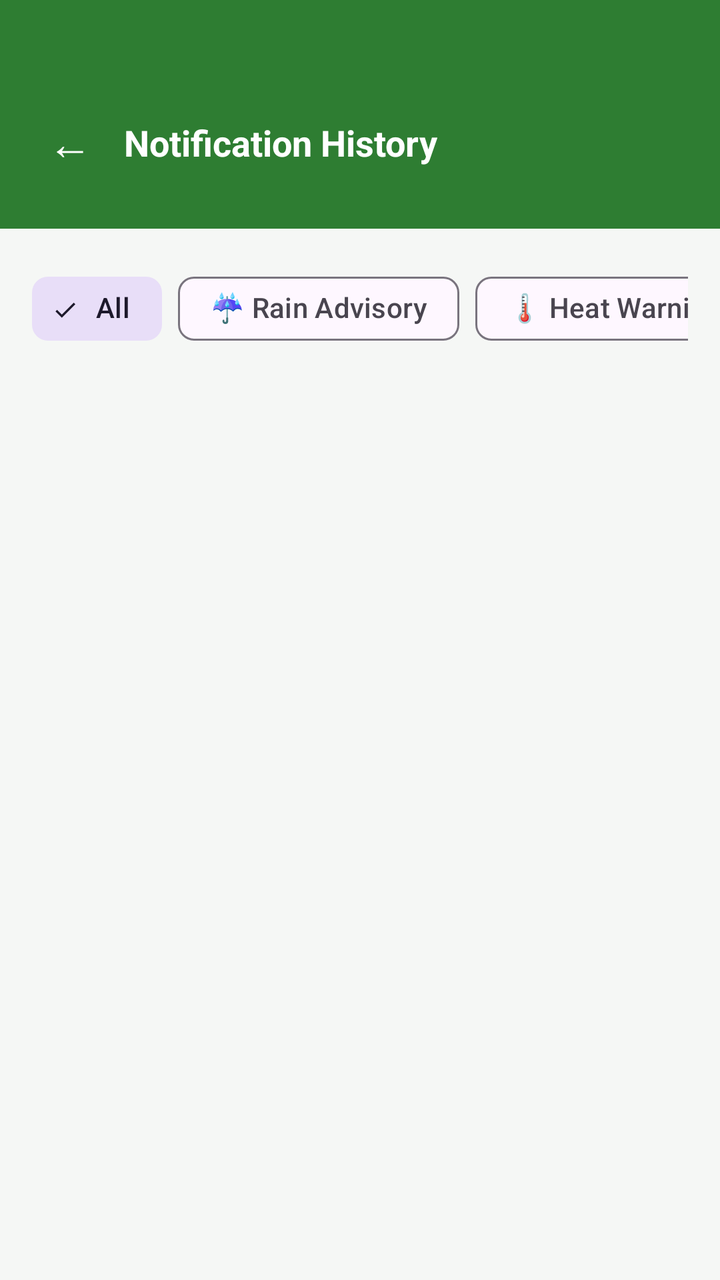
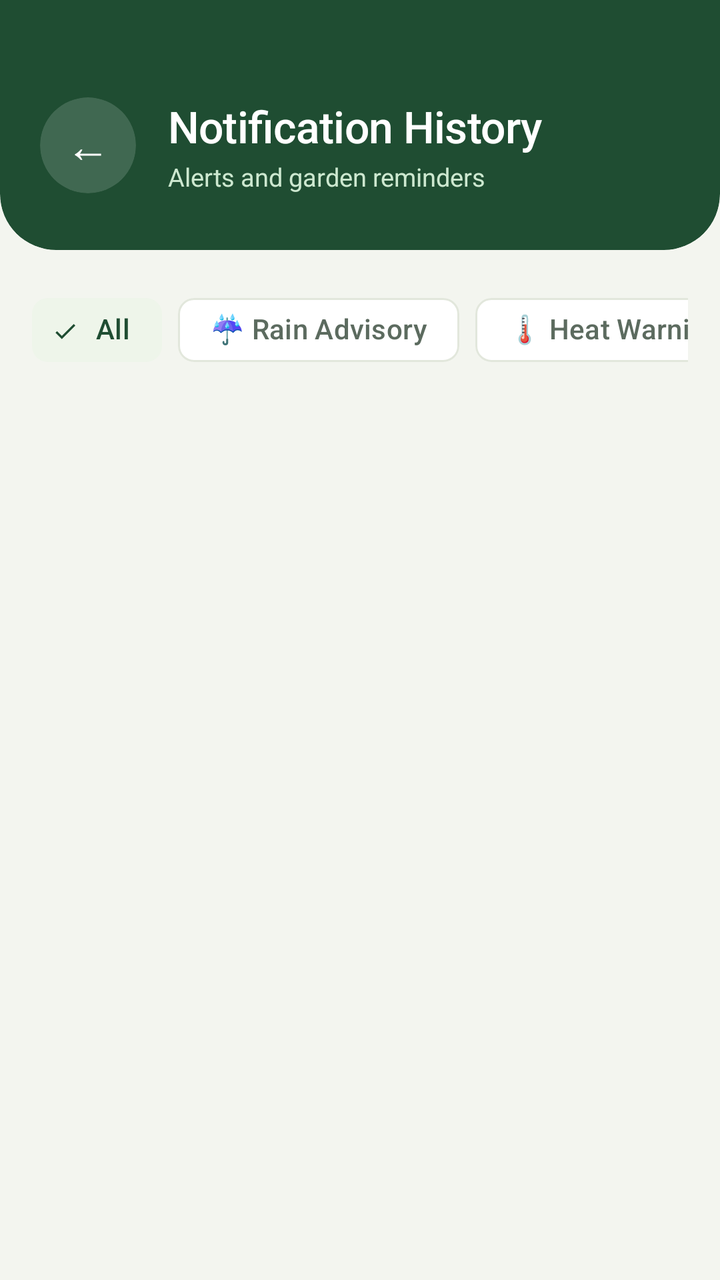

An Android layout rendered at two revisions. The XML below is the earlier revision; the diff shows what the commit changed to produce the second picture.
<!-- AndroidManifest.xml: application theme Theme.Vinland -->
<!-- res/layout/activity_notification_history.xml -->
<?xml version="1.0" encoding="utf-8"?>
<androidx.core.widget.NestedScrollView xmlns:android="http://schemas.android.com/apk/res/android"
    xmlns:app="http://schemas.android.com/apk/res-auto"
    android:layout_width="match_parent"
    android:layout_height="match_parent"
    android:background="#F5F7F5"
    android:clipToPadding="false"
    android:fillViewport="true">

    <LinearLayout
        android:layout_width="match_parent"
        android:layout_height="wrap_content"
        android:orientation="vertical">

        
        <LinearLayout
            android:layout_width="match_parent"
            android:layout_height="wrap_content"
            android:orientation="horizontal"
            android:gravity="center_vertical"
            android:background="#2E7D32"
            android:paddingTop="48dp"
            android:paddingBottom="20dp"
            android:paddingHorizontal="16dp">

            <TextView
                android:id="@+id/tvBack"
                android:layout_width="wrap_content"
                android:layout_height="wrap_content"
                android:text="←"
                android:textSize="22sp"
                android:textColor="#FFFFFF"
                android:padding="8dp" />

            <TextView
                android:layout_width="wrap_content"
                android:layout_height="wrap_content"
                android:layout_marginStart="8dp"
                android:text="Notification History"
                android:textSize="18sp"
                android:textStyle="bold"
                android:textColor="#FFFFFF" />
        </LinearLayout>

        <LinearLayout
            android:layout_width="match_parent"
            android:layout_height="wrap_content"
            android:orientation="vertical"
            android:paddingHorizontal="16dp"
            android:paddingTop="16dp"
            android:paddingBottom="40dp">

            
            <HorizontalScrollView
                android:layout_width="match_parent"
                android:layout_height="wrap_content"
                android:scrollbars="none"
                android:overScrollMode="never"
                android:layout_marginBottom="12dp">

                <com.google.android.material.chip.ChipGroup
                    android:id="@+id/chipGroupCategory"
                    android:layout_width="wrap_content"
                    android:layout_height="wrap_content"
                    app:singleSelection="true"
                    app:selectionRequired="true"
                    app:checkedChip="@+id/chipAll">

                    <com.google.android.material.chip.Chip
                        android:id="@+id/chipAll"
                        style="@style/Widget.Material3.Chip.Filter"
                        android:layout_width="wrap_content"
                        android:layout_height="wrap_content"
                        android:text="All"
                        android:checked="true" />

                    <com.google.android.material.chip.Chip
                        android:id="@+id/chipRain"
                        style="@style/Widget.Material3.Chip.Filter"
                        android:layout_width="wrap_content"
                        android:layout_height="wrap_content"
                        android:text="☔ Rain Advisory" />

                    <com.google.android.material.chip.Chip
                        android:id="@+id/chipHeat"
                        style="@style/Widget.Material3.Chip.Filter"
                        android:layout_width="wrap_content"
                        android:layout_height="wrap_content"
                        android:text="🌡️ Heat Warning" />

                    <com.google.android.material.chip.Chip
                        android:id="@+id/chipHumidity"
                        style="@style/Widget.Material3.Chip.Filter"
                        android:layout_width="wrap_content"
                        android:layout_height="wrap_content"
                        android:text="🌿 Humidity Alert" />

                    <com.google.android.material.chip.Chip
                        android:id="@+id/chipGeneral"
                        style="@style/Widget.Material3.Chip.Filter"
                        android:layout_width="wrap_content"
                        android:layout_height="wrap_content"
                        android:text="🔔 General" />

                </com.google.android.material.chip.ChipGroup>
            </HorizontalScrollView>

            <ProgressBar
                android:id="@+id/progressBar"
                android:layout_width="wrap_content"
                android:layout_height="wrap_content"
                android:layout_gravity="center"
                android:layout_marginTop="20dp"
                android:visibility="gone" />

            <TextView
                android:id="@+id/tvEmptyState"
                android:layout_width="match_parent"
                android:layout_height="wrap_content"
                android:layout_marginTop="40dp"
                android:gravity="center"
                android:text="No notification history found for this category."
                android:textColor="#9E9E9E"
                android:textSize="14sp"
                android:visibility="gone" />

            <LinearLayout
                android:id="@+id/layoutNotificationList"
                android:layout_width="match_parent"
                android:layout_height="wrap_content"
                android:orientation="vertical" />

        </LinearLayout>
    </LinearLayout>
</androidx.core.widget.NestedScrollView>
<!-- resources referenced by this layout -->
<resources>
  <style name="Theme.Vinland" parent="Base.Theme.Vinland" />
  <style name="Base.Theme.Vinland" parent="Theme.Material3.DayNight.NoActionBar">
          
          
      </style>
</resources>

<!-- the commit's change to res/layout/activity_notification_history.xml (unified diff, before → after) -->
@@ -3,7 +3,7 @@
     xmlns:app="http://schemas.android.com/apk/res-auto"
     android:layout_width="match_parent"
     android:layout_height="match_parent"
-    android:background="#F5F7F5"
+    android:background="#F3F5EF"
     android:clipToPadding="false"
     android:fillViewport="true">
 
@@ -13,34 +13,71 @@
         android:orientation="vertical">
 
         
-        <LinearLayout
+        <com.google.android.material.card.MaterialCardView
             android:layout_width="match_parent"
             android:layout_height="wrap_content"
-            android:orientation="horizontal"
-            android:gravity="center_vertical"
-            android:background="#2E7D32"
-            android:paddingTop="48dp"
-            android:paddingBottom="20dp"
-            android:paddingHorizontal="16dp">
+            android:layout_marginTop="-28dp"
+            app:cardBackgroundColor="#1F4D32"
+            app:cardCornerRadius="28dp"
+            app:cardElevation="0dp"
+            app:strokeWidth="0dp">
 
-            <TextView
-                android:id="@+id/tvBack"
-                android:layout_width="wrap_content"
+            <LinearLayout
+                android:layout_width="match_parent"
                 android:layout_height="wrap_content"
-                android:text="←"
-                android:textSize="22sp"
-                android:textColor="#FFFFFF"
-                android:padding="8dp" />
+                android:gravity="center_vertical"
+                android:orientation="horizontal"
+                android:paddingStart="20dp"
+                android:paddingTop="76dp"
+                android:paddingEnd="20dp"
+                android:paddingBottom="28dp">
 
-            <TextView
-                android:layout_width="wrap_content"
-                android:layout_height="wrap_content"
-                android:layout_marginStart="8dp"
-                android:text="Notification History"
-                android:textSize="18sp"
-                android:textStyle="bold"
-                android:textColor="#FFFFFF" />
-        </LinearLayout>
+                <com.google.android.material.card.MaterialCardView
+                    android:layout_width="48dp"
+                    android:layout_height="48dp"
+                    app:cardBackgroundColor="#26FFFFFF"
+                    app:cardCornerRadius="24dp"
+                    app:cardElevation="0dp"
+                    app:strokeWidth="0dp">
+
+                    <TextView
+                        android:id="@+id/tvBack"
+                        android:layout_width="match_parent"
+                        android:layout_height="match_parent"
+                        android:contentDescription="Back"
+                        android:foreground="?attr/selectableItemBackground"
+                        android:gravity="center"
+                        android:text="←"
+                        android:textColor="#FFFFFF"
+                        android:textSize="22sp" />
+                </com.google.android.material.card.MaterialCardView>
+
+                <LinearLayout
+                    android:layout_width="0dp"
+                    android:layout_height="wrap_content"
+                    android:layout_marginStart="16dp"
+                    android:layout_weight="1"
+                    android:orientation="vertical">
+
+                    <TextView
+                        android:layout_width="wrap_content"
+                        android:layout_height="wrap_content"
+                        android:fontFamily="sans-serif-medium"
+                        android:letterSpacing="-0.01"
+                        android:text="Notification History"
+                        android:textColor="#FFFFFF"
+                        android:textSize="22sp" />
+
+                    <TextView
+                        android:layout_width="wrap_content"
+                        android:layout_height="wrap_content"
+                        android:layout_marginTop="2dp"
+                        android:text="Alerts and garden reminders"
+                        android:textColor="#CDE8D0"
+                        android:textSize="12.5sp" />
+                </LinearLayout>
+            </LinearLayout>
+        </com.google.android.material.card.MaterialCardView>
 
         <LinearLayout
             android:layout_width="match_parent"
@@ -120,7 +157,7 @@
                 android:layout_marginTop="40dp"
                 android:gravity="center"
                 android:text="No notification history found for this category."
-                android:textColor="#9E9E9E"
+                android:textColor="#5C6B5F"
                 android:textSize="14sp"
                 android:visibility="gone" />
 
<!-- resource entries referenced after the edit -->
@@ -1,9 +1,42 @@
 <!-- resources referenced by this layout -->
 <resources>
   <style name="Theme.Vinland" parent="Base.Theme.Vinland" />
-  <style name="Base.Theme.Vinland" parent="Theme.Material3.DayNight.NoActionBar">
+  <style name="Base.Theme.Vinland" parent="Theme.Material3.Light.NoActionBar">
+          <item name="colorPrimary">@color/vinland_fern</item>
+          <item name="colorOnPrimary">@color/white</item>
+          <item name="colorPrimaryContainer">@color/vinland_mint</item>
+          <item name="colorOnPrimaryContainer">@color/vinland_forest</item>
+          <item name="colorSecondary">@color/vinland_forest</item>
+          <item name="colorOnSecondary">@color/white</item>
+          <item name="colorSecondaryContainer">@color/vinland_leaf</item>
+          <item name="colorOnSecondaryContainer">@color/vinland_forest</item>
+          <item name="colorTertiary">@color/vinland_forest</item>
+          <item name="colorError">@color/vinland_error</item>
+          <item name="android:colorBackground">@color/vinland_paper</item>
+          <item name="colorSurface">@color/white</item>
+          <item name="colorSurfaceContainerHigh">@color/white</item>
+          <item name="colorOnSurface">@color/vinland_ink</item>
+          <item name="colorOnSurfaceVariant">@color/vinland_muted</item>
+          <item name="colorOutline">@color/vinland_line</item>
+          <item name="colorControlActivated">@color/vinland_fern</item>
+          <item name="android:textColorHighlight">@color/vinland_mint</item>
           
+          <item name="elevationOverlayEnabled">false</item>
+  
           
+          <item name="android:windowLightStatusBar">false</item>
+          <item name="android:windowLightNavigationBar" tools:targetApi="27">true</item>
+          <item name="android:navigationBarColor">@color/vinland_paper</item>
       </style>
+  <color name="vinland_fern">#2E7D32</color>
+  <color name="white">#FFFFFFFF</color>
+  <color name="vinland_mint">#CDE8D0</color>
+  <color name="vinland_forest">#1F4D32</color>
+  <color name="vinland_leaf">#EEF5EA</color>
+  <color name="vinland_error">#D32F2F</color>
+  <color name="vinland_paper">#F3F5EF</color>
+  <color name="vinland_ink">#1C2A20</color>
+  <color name="vinland_muted">#5C6B5F</color>
+  <color name="vinland_line">#E2E7DC</color>
 </resources>
 
